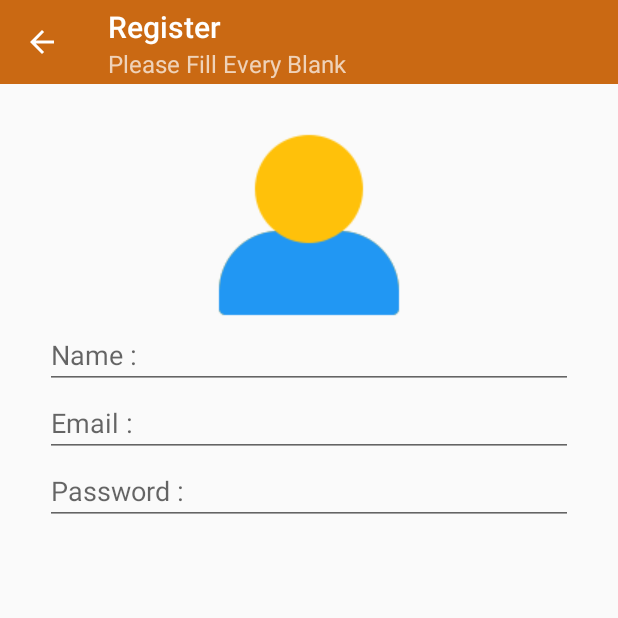
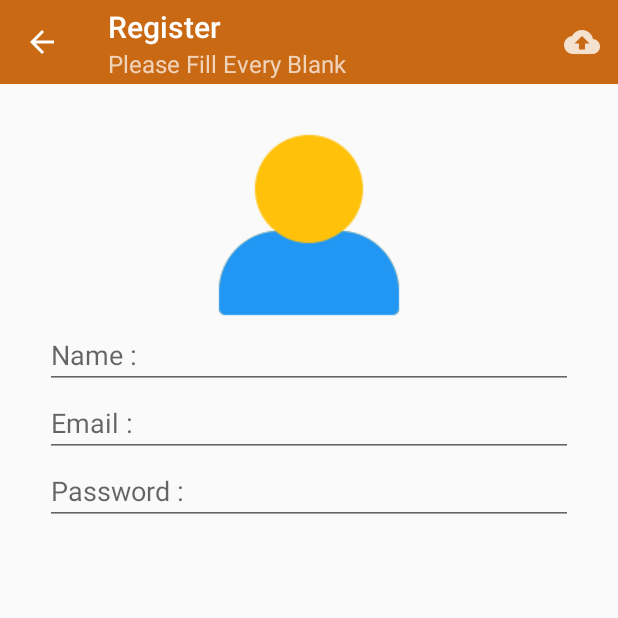
Before and after one commit to masterUNG/UngAccount, an Android app: the screen it shows after launch (MainActivity), after a tap on "SIGN UP", on a phone screen of 412 x 824 dp, the top half of it. Run offline under Robolectric (Android 15) with nearby library versions, the phone set to English and light mode, and no system bars.

```diff
--- a/app/build.gradle
+++ b/app/build.gradle
@@ -5,7 +5,7 @@ android {
     defaultConfig {
         applicationId "masterung.androidthai.in.th.ungaccount"
         minSdkVersion 15
-        targetSdkVersion 28
+        targetSdkVersion 22
         versionCode 1
         versionName "1.0"
         testInstrumentationRunner "android.support.test.runner.AndroidJUnitRunner"
--- a/app/src/main/AndroidManifest.xml
+++ b/app/src/main/AndroidManifest.xml
@@ -1,6 +1,9 @@
 <?xml version="1.0" encoding="utf-8"?>
 <manifest xmlns:android="http://schemas.android.com/apk/res/android"
     package="masterung.androidthai.in.th.ungaccount">
+
+    <uses-permission android:name="android.permission.READ_EXTERNAL_STORAGE"/>
+    <uses-permission android:name="android.permission.INTERNET"/>
 
     <application
         android:allowBackup="true"
--- a/app/src/main/java/masterung/androidthai/in/th/ungaccount/RegisterFragment.java
+++ b/app/src/main/java/masterung/androidthai/in/th/ungaccount/RegisterFragment.java
@@ -1,13 +1,18 @@
 package masterung.androidthai.in.th.ungaccount;
 
 
+import android.content.Intent;
 import android.os.Bundle;
 import android.support.annotation.Nullable;
 import android.support.v4.app.Fragment;
 import android.support.v7.widget.Toolbar;
 import android.view.LayoutInflater;
+import android.view.Menu;
+import android.view.MenuInflater;
+import android.view.MenuItem;
 import android.view.View;
 import android.view.ViewGroup;
+import android.widget.ImageView;
 
 
 /**
@@ -25,6 +30,49 @@ public class RegisterFragment extends Fragment {
         super.onActivityCreated(savedInstanceState);
 
 //        Create Toolbar
+        createToolbar();
+
+//        Avata Controller
+        avataController();
+
+    }   // Main Method
+
+    private void avataController() {
+        ImageView imageView = getView().findViewById(R.id.imageViewAvata);
+        imageView.setOnClickListener(new View.OnClickListener() {
+            @Override
+            public void onClick(View v) {
+
+//                Intent to Gallery
+                Intent intent = new Intent(Intent.ACTION_PICK);
+                intent.setType("image/*");
+                startActivityForResult(Intent.createChooser(intent, "Please Choose App"), 1);
+
+            }
+        });
+    }
+
+    @Override
+    public boolean onOptionsItemSelected(MenuItem item) {
+
+        if (item.getItemId() == R.id.itemUpload) {
+
+
+            return true;
+        }
+
+        return super.onOptionsItemSelected(item);
+    }
+
+    @Override
+    public void onCreateOptionsMenu(Menu menu, MenuInflater inflater) {
+        super.onCreateOptionsMenu(menu, inflater);
+
+        inflater.inflate(R.menu.menu_register, menu);
+
+    }
+
+    private void createToolbar() {
         Toolbar toolbar = getView().findViewById(R.id.toolbarRegister);
         ((MainActivity)getActivity()).setSupportActionBar(toolbar);
         ((MainActivity) getActivity()).getSupportActionBar().setTitle("Register");
@@ -37,9 +85,8 @@ public class RegisterFragment extends Fragment {
                 getActivity().getSupportFragmentManager().popBackStack();
             }
         });
-
-
-    }   // Main Method
+        setHasOptionsMenu(true);
+    }
 
     @Override
     public View onCreateView(LayoutInflater inflater, ViewGroup container,
--- /dev/null
+++ b/app/src/main/res/menu/menu_register.xml
@@ -0,0 +1,13 @@
+<?xml version="1.0" encoding="utf-8"?>
+<menu xmlns:android="http://schemas.android.com/apk/res/android"
+    xmlns:app="http://schemas.android.com/apk/res-auto">
+
+    <item
+    app:showAsAction="always"
+    android:icon="@drawable/ic_action_upload"
+    android:id="@+id/itemUpload"
+    android:title="Upload To Server" />
+
+
+
+</menu>
```
Also changed, not shown: app/src/main/res/drawable-hdpi/ic_action_upload.png (added), app/src/main/res/drawable-mdpi/ic_action_upload.png (added), app/src/main/res/drawable-xhdpi/ic_action_upload.png (added), app/src/main/res/drawable-xxhdpi/ic_action_upload.png (added), app/src/main/res/drawable-xxxhdpi/ic_action_upload.png (added).
